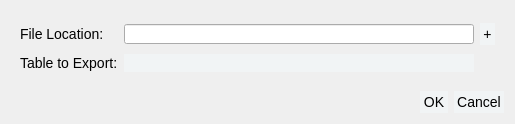
Before: the Qt Designer form Source/Time-Track/exportform.ui in joshuawootonn/time-track, drawn with Qt 5.
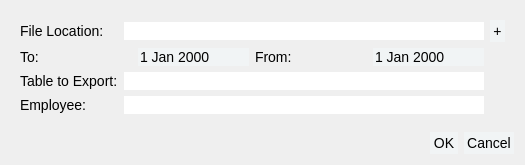
After: the same form once the commit is applied.

Commit message: Excel export error checking finished

What changed in the file:
```diff
--- a/Source/Time-Track/exportform.ui
+++ b/Source/Time-Track/exportform.ui
@@ -6,8 +6,8 @@
    <rect>
     <x>0</x>
     <y>0</y>
-    <width>515</width>
-    <height>124</height>
+    <width>525</width>
+    <height>165</height>
    </rect>
   </property>
   <property name="windowTitle">
@@ -18,6 +18,7 @@
 
 background-color:#E5EAE7;
 }
+
 *{
 font-family:&quot;Calibri&quot;;
 font-size: 14px;
@@ -88,17 +89,39 @@
 
 }
 
+QDateTimeEdit{
+border:none;
+background-color:#FFFFFF;
+}
+QDateEditTime:hover{
+border:none;
+background-color:#D1D1D1;
+}
+QDateEditTime::drop-down{
+border:none;
+}
+
+
 QComboBox{
 border:none;
-background-color:#F1F4F5;
+background-color:#FFFFFF;
 }
 QComboBox:hover {
 background-color:#E4E9EB;
 }
+
 QComboBox:drop-down{
 border:none;
 }
+QLineEdit,QTimeEdit,QDateEdit,QSpinBox,QDateTimeEdit{ 
+background-color:#FFFFFF;
+ border: 0px solid #D1D1D1;	
 
+}
+QLineEdit:hover,QTimeEdit:hover,QDateEdit:hover,QSpinBox:hover,QDateTimeEdit:hover{ 
+background-color:#FFFFFF;
+ border: 1px solid #D1D1D1;	
+}
 
 QRadioButton{
 padding:0px;
@@ -157,12 +180,37 @@
    <item row="0" column="0">
     <widget class="QWidget" name="ExcelWidget" native="true">
      <layout class="QGridLayout" name="gridLayout_2">
-      <item row="0" column="0">
-       <widget class="QLabel" name="label">
-        <property name="text">
-         <string>File Location:</string>
-        </property>
-       </widget>
+      <item row="1" column="0" colspan="2">
+       <layout class="QHBoxLayout" name="horizontalLayout">
+        <item>
+         <widget class="QLabel" name="label_4">
+          <property name="text">
+           <string>To:</string>
+          </property>
+         </widget>
+        </item>
+        <item>
+         <widget class="QDateEdit" name="To">
+          <property name="calendarPopup">
+           <bool>true</bool>
+          </property>
+         </widget>
+        </item>
+        <item>
+         <widget class="QLabel" name="label_3">
+          <property name="text">
+           <string>From:</string>
+          </property>
+         </widget>
+        </item>
+        <item>
+         <widget class="QDateEdit" name="From">
+          <property name="calendarPopup">
+           <bool>true</bool>
+          </property>
+         </widget>
+        </item>
+       </layout>
       </item>
       <item row="0" column="1">
        <widget class="QLineEdit" name="ExcelLocation"/>
@@ -174,16 +222,37 @@
         </property>
        </widget>
       </item>
-      <item row="1" column="1">
-       <widget class="QComboBox" name="ExcelTableChange"/>
+      <item row="0" column="0">
+       <widget class="QLabel" name="label">
+        <property name="text">
+         <string>File Location:</string>
+        </property>
+       </widget>
       </item>
-      <item row="1" column="0">
+      <item row="2" column="0">
        <widget class="QLabel" name="label_2">
         <property name="text">
          <string>Table to Export:</string>
         </property>
        </widget>
       </item>
+      <item row="2" column="1">
+       <widget class="QComboBox" name="ExcelTableChange"/>
+      </item>
+      <item row="3" column="1">
+       <widget class="QComboBox" name="ExcelTableName">
+        <property name="editable">
+         <bool>true</bool>
+        </property>
+       </widget>
+      </item>
+      <item row="3" column="0">
+       <widget class="QLabel" name="label_5">
+        <property name="text">
+         <string>Employee:</string>
+        </property>
+       </widget>
+      </item>
      </layout>
     </widget>
    </item>
```
Left out of the diff: 2 changed lines with no effect on the pictures. The commit also changes 39 other files.
